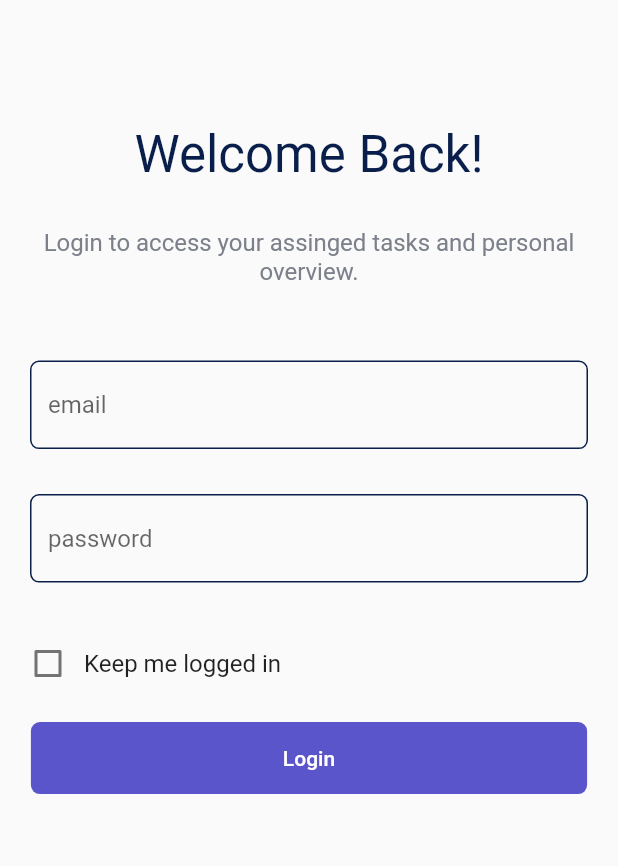
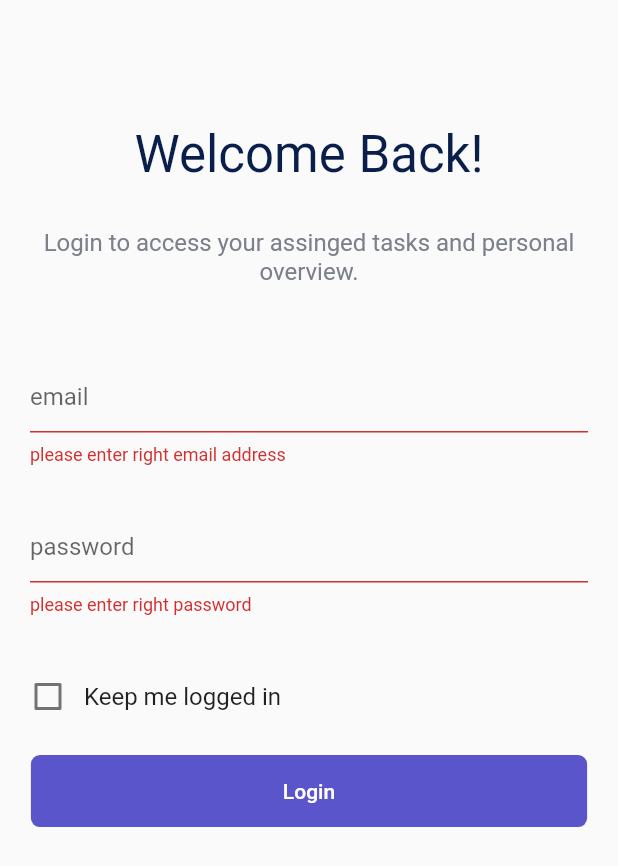
Before and after one commit to iMohamedAhmed195/agile, a Flutter app: the screen it shows after launch, after a tap on "Login", on a phone screen of 412 x 824 dp. Shown: the top 866 px of the screen. Run offline on Flutter 3.47's test engine with Material 2 defaults, Android fonts, the light colour scheme and no system bars; our stand-ins replace bloc, dio, flutter_bloc, go_router; accounts and stored records are empty.

Commit message:
create home page and route it and login error model

```diff
--- a/lib/main.dart
+++ b/lib/main.dart
@@ -1,5 +1,6 @@
 import 'package:agile/module/login_module/login_view.dart';
 import 'package:agile/shared/network/remote/dio_helper.dart';
+import 'package:agile/shared/service/app_reouter.dart';
 import 'package:agile/shared/service/bloc_observer.dart';
 import 'package:bloc/bloc.dart';
 import 'package:flutter/material.dart';
@@ -17,9 +18,9 @@ class MyApp extends StatelessWidget {
   // This widget is the root of your application.
   @override
   Widget build(BuildContext context) {
-    return MaterialApp(
+    return MaterialApp.router(
+      routerConfig: AppRouter.router,
       debugShowCheckedModeBanner: false,
-      home: LogInView(),
     );
   }
 }
--- /dev/null
+++ b/lib/models/log_in_model/log_in_error_model.dart
@@ -0,0 +1,12 @@
+class LoginErrorModel {
+  late String message;
+  late bool status;
+  late int code;
+
+  LoginErrorModel.fromJson(Map<String, dynamic> json) {
+    message = json['message'];
+    status = json['status'];
+    code = json['code'];
+  }
+
+}
--- a/lib/module/login_module/login_cubit/login_cubit.dart
+++ b/lib/module/login_module/login_cubit/login_cubit.dart
@@ -1,5 +1,6 @@
-import 'package:agile/models/log_in_model/log_in_model.dart';
-import 'package:agile/shared/network/remote/End_Points.dart';
+import 'package:agile/models/log_in_model/log_in_error_model.dart';
+import 'package:agile/models/log_in_model/log_in_success_model.dart';
+import 'package:agile/shared/network/remote/end_points.dart';
 import 'package:agile/shared/network/remote/dio_helper.dart';
 import 'package:bloc/bloc.dart';
 import 'package:flutter_bloc/flutter_bloc.dart';
@@ -12,19 +13,24 @@ class LoginCubit extends Cubit<LoginState> {
 
   static LoginCubit get(context) => BlocProvider.of(context);
   LoginModel? loginModel;
+  LoginErrorModel? loginErrorModel;
   void loginApp({required String email, required String password}) {
     emit(LoginLoadingState());
 
     DioHelper.postData(
-        url: LOG_IN,
+        url: logIn,
         data: {'email': email, 'password': password})
         .then((value) {
-          print(' ana hennnnnnaaaaaaaa cubit 1');
+          if(value.statusCode == 401){
+            loginErrorModel = LoginErrorModel.fromJson(value.data);
+          }
+          else{
             loginModel = LoginModel.fromJson(value.data);
-          print(' ana hennnnnnaaaaaaaa cubit 2');
             emit(LoginSuccessState(loginModel!));
+          }
     })
         .catchError((error) {
+
       emit(LoginErrorState(error.toString()));
     });
   }
--- a/lib/module/login_module/login_view.dart
+++ b/lib/module/login_module/login_view.dart
@@ -1,9 +1,11 @@
 import 'package:agile/module/login_module/login_cubit/login_cubit.dart';
-import 'package:agile/shared/component/custom_text_field.dart';
+
 import 'package:agile/shared/component/custom_text_sec_login.dart';
+import 'package:agile/shared/service/app_reouter.dart';
 import 'package:agile/shared/styles/colors.dart';
 import 'package:flutter/material.dart';
 import 'package:flutter_bloc/flutter_bloc.dart';
+import 'package:go_router/go_router.dart';
 
 class LogInView extends StatelessWidget {
   LogInView({super.key});
@@ -29,14 +31,19 @@ class LogInView extends StatelessWidget {
                 Column(
                   children: [
                     Padding(
-                      padding: const EdgeInsets.only(left: 20.0,right: 20.0, bottom: 30),
-                      child: TextField(
-                        decoration:  InputDecoration(
+                      padding: const EdgeInsets.only(
+                          left: 20.0, right: 20.0, bottom: 30),
+                      child: TextFormField(
+                        validator: (value){
+                          if(!value!.contains("@")){
+                            return 'please enter right email address';
+                          }
+                        },
+                        decoration: InputDecoration(
                             enabledBorder: buildOutlineInputBorder(),
                             focusedBorder: buildOutlineInputBorder(),
-                            hintText: 'email'
-                        ),
-                        keyboardType: TextInputType.text,
+                            hintText: 'email'),
+                        keyboardType: TextInputType.emailAddress,
                         controller: emailController,
                       ),
                     )
@@ -45,13 +52,20 @@ class LogInView extends StatelessWidget {
                 Column(
                   children: [
                     Padding(
-                  padding: const EdgeInsets.only(left: 20.0,right: 20.0, bottom: 30),
-            child: TextField(
-              decoration:  InputDecoration(
+                      padding: const EdgeInsets.only(
+                          left: 20.0, right: 20.0, bottom: 30),
+                      child: TextFormField(
+                        validator: (value){
+                          if(value!.length <=6)
+                            {
+                              return 'please enter right password';
+                            }
+                        },
+                        decoration: InputDecoration(
                             enabledBorder: buildOutlineInputBorder(),
                             focusedBorder: buildOutlineInputBorder(),
-                  hintText: 'password'
-              ),
+                            hintText: 'password'),
+                        obscureText: true,
                         keyboardType: TextInputType.visiblePassword,
                         controller: passwordController,
                       ),
@@ -67,7 +81,8 @@ class LogInView extends StatelessWidget {
                           Checkbox(value: false, onChanged: (value) {}),
                           const Text(
                             'Keep me logged in',
-                            style: TextStyle(fontSize: 16, fontWeight: FontWeight.w400),
+                            style: TextStyle(
+                                fontSize: 16, fontWeight: FontWeight.w400),
                           )
                         ],
                       ),
@@ -78,7 +93,7 @@ class LogInView extends StatelessWidget {
                     BlocConsumer<LoginCubit, LoginState>(
                       listener: (context, state) {
                         if (state is LoginSuccessState) {
-                          print('======================>>>>>>>>>>>>>>>>>>>aaaaaaaaaa');
+                          GoRouter.of(context).push(AppRouter.kHome);
                         }
                       },
                       builder: (context, state) {
@@ -90,13 +105,11 @@ class LogInView extends StatelessWidget {
                               color: const Color(0xff5A55CA)),
                           child: MaterialButton(
                             onPressed: () {
-
-                              if(formkey.currentState!.validate()){
-                                print("=========>${emailController.text}");
-                                print("=========>${passwordController.text}");
-                                LoginCubit.get(context).loginApp(email: emailController.text, password: passwordController.text);
+                              if (formkey.currentState!.validate()) {
+                                LoginCubit.get(context).loginApp(
+                                    email: emailController.text,
+                                    password: passwordController.text);
                               }
-
                             },
                             child: const Text(
                               'Login',
@@ -117,7 +130,9 @@ class LogInView extends StatelessWidget {
   }
 
   buildOutlineInputBorder() {
+
     return OutlineInputBorder(
+
         borderSide: const BorderSide(color: Styles.kColor),
         borderRadius: BorderRadius.circular(6));
   }
--- a/lib/shared/component/custom_text_field.dart
+++ b/lib/shared/component/custom_text_field.dart
@@ -10,8 +10,6 @@ class CustomTextField extends StatelessWidget {
 
   @override
   Widget build(BuildContext context) {
-    print(controller.text);
-    print('anana ananana anannana annananan annanan');
     return Column(
       children: [
         Padding(
--- a/lib/shared/network/remote/End_Points.dart
+++ /dev/null
@@ -1,2 +0,0 @@
-
-const LOG_IN = '/auth/login';
--- /dev/null
+++ b/lib/shared/network/remote/end_points.dart
@@ -0,0 +1,2 @@
+
+const logIn = '/auth/login';
--- a/lib/shared/service/app_reouter.dart
+++ b/lib/shared/service/app_reouter.dart
@@ -1,3 +1,4 @@
+import 'package:agile/module/home_module/home_view.dart';
 import 'package:agile/module/login_module/login_view.dart';
 import 'package:go_router/go_router.dart';
 
@@ -5,13 +6,17 @@ import 'package:go_router/go_router.dart';
 
 
 abstract class AppRouter{
-
-  final router = GoRouter(
+    static const kHome="/home";
+    static final  router = GoRouter(
     routes: [
       GoRoute(
         path: '/',
         builder: (context, state) =>  LogInView(),
       ),
+      GoRoute(
+        path: kHome,
+        builder: (context, state) =>  const HomeView(),
+      ),
     ],
   );
 }
```
Also changed, not shown: lib/module/home_module/home_view.dart (added, +16 -0 lines), lib/models/log_in_model/log_in_success_model.dart (renamed from lib/models/log_in_model/log_in_model.dart). Lines whose indentation alone changed are shown as unchanged.
